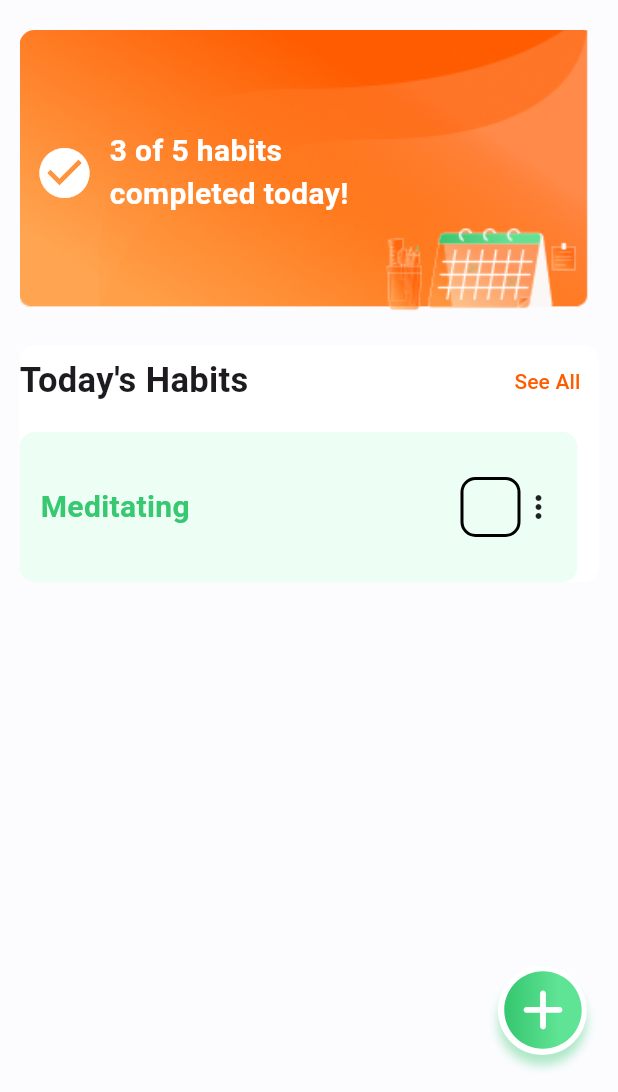
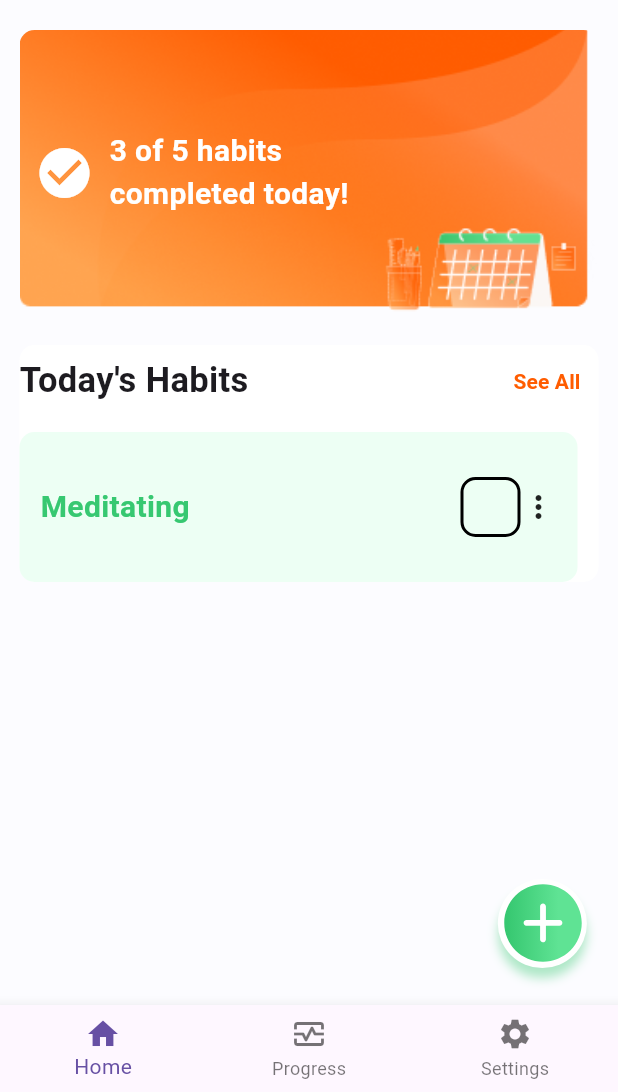
Before and after one commit to Sanjarbek17/Habit_Tracker, a Flutter app: the screen it shows after launch, after a tap on "See All", on a phone screen of 412 x 824 dp, the part 144-1236 px from its top. Run offline on Flutter 3.47's test engine with Material 3 defaults, Android fonts, the phone set to English and light mode, and no system bars; our stand-ins replace dropdown_button2, flutter_svg.

Commit message:
progress pages is done

```diff
--- a/lib/core/custom_color.dart
+++ b/lib/core/custom_color.dart
@@ -4,6 +4,10 @@ class CustomColor {
   static const Color bgColor = Color(0xFFFCFCFF);
   static const Color yellowText = Color(0xffFF5C00);
   static const Color lightGreen = Color(0xffEDFFF4);
+  static const Color greenbg = Color(0xffD7FFE7);
   static const Color green = Color(0xff37C871);
   static const Color greyText = Color(0xff838383);
+  static const Color greyBg = Color(0xffE7E7E7);
+  static const Color cardbg = Color(0xffFBFBFB);
+  static const Color text = Color(0xff2F2F2F);
 }
--- a/lib/gen/assets.gen.dart
+++ b/lib/gen/assets.gen.dart
@@ -12,6 +12,12 @@ import 'package:flutter/widgets.dart';
 class $AssetsIconsGen {
   const $AssetsIconsGen();
 
+  /// File path: assets/icons/Check2.svg
+  String get check2 => 'assets/icons/Check2.svg';
+
+  /// File path: assets/icons/Close.svg
+  String get close => 'assets/icons/Close.svg';
+
   /// File path: assets/icons/check.svg
   String get check => 'assets/icons/check.svg';
 
@@ -19,7 +25,7 @@ class $AssetsIconsGen {
   String get plus => 'assets/icons/plus.svg';
 
   /// List of all assets
-  List<String> get values => [check, plus];
+  List<String> get values => [check2, close, check, plus];
 }
 
 class $AssetsImagesGen {
--- a/lib/main.dart
+++ b/lib/main.dart
@@ -1,17 +1,66 @@
 import 'package:flutter/material.dart';
+import 'package:habit_tracker/core/custom_color.dart';
 import 'package:habit_tracker/pages/home_page.dart';
+import 'package:habit_tracker/pages/progress_page.dart';
 
 void main() {
   runApp(const MyApp());
 }
 
-class MyApp extends StatelessWidget {
+class MyApp extends StatefulWidget {
   const MyApp({super.key});
 
   @override
+  State<MyApp> createState() => _MyAppState();
+}
+
+class _MyAppState extends State<MyApp> with SingleTickerProviderStateMixin {
+  late PageController _tabController;
+
+  int _selectedIndex = 0;
+  final List<Widget> _pages = [
+    const HomePage(),
+    const ProgressPage(),
+    const Placeholder(),
+    // const SettingsPage(),
+  ];
+
+  @override
+  void initState() {
+    super.initState();
+    _tabController = PageController(initialPage: _selectedIndex);
+  }
+
+  @override
   Widget build(BuildContext context) {
-    return const MaterialApp(
-      home: HomePage(),
+    return MaterialApp(
+      home: Scaffold(
+        backgroundColor: CustomColor.bgColor,
+        body: SafeArea(
+          child: PageView(
+            controller: _tabController,
+            children: _pages,
+          ),
+        ),
+        bottomNavigationBar: BottomNavigationBar(
+          currentIndex: _selectedIndex,
+          onTap: (index) {
+            setState(() {
+              _selectedIndex = index;
+              _tabController.animateToPage(
+                index,
+                duration: const Duration(milliseconds: 300),
+                curve: Curves.easeInOut,
+              );
+            });
+          },
+          items: const [
+            BottomNavigationBarItem(icon: Icon(Icons.home), label: 'Home'),
+            BottomNavigationBarItem(icon: Icon(Icons.monitor_heart_outlined), label: 'Progress'),
+            BottomNavigationBarItem(icon: Icon(Icons.settings), label: 'Settings'),
+          ],
+        ),
+      ),
     );
   }
 }
--- a/lib/pages/home_page.dart
+++ b/lib/pages/home_page.dart
@@ -68,7 +68,14 @@ class HomePage extends StatelessWidget {
                         const Spacer(),
                         TextButton(
                           onPressed: () {},
-                          child: const Text('See All', style: TextStyle(color: CustomColor.yellowText)),
+                          child: const Text(
+                            'See All',
+                            style: TextStyle(
+                              fontSize: 14,
+                              fontWeight: FontWeight.bold,
+                              color: CustomColor.yellowText,
+                            ),
+                          ),
                         ),
                       ],
                     ),
--- /dev/null
+++ b/lib/pages/progress_page.dart
@@ -0,0 +1,179 @@
+import 'package:dropdown_button2/dropdown_button2.dart';
+import 'package:flutter/material.dart';
+import 'package:flutter_svg/flutter_svg.dart';
+import 'package:habit_tracker/core/custom_color.dart';
+import 'package:habit_tracker/gen/assets.gen.dart';
+
+class ProgressPage extends StatefulWidget {
+  const ProgressPage({super.key});
+
+  @override
+  State<ProgressPage> createState() => _ProgressPageState();
+}
+
+class _ProgressPageState extends State<ProgressPage> {
+  String dropdownValue = 'Today';
+  @override
+  Widget build(BuildContext context) {
+    return Column(
+      crossAxisAlignment: CrossAxisAlignment.start,
+      children: [
+        const Text('   Progress Page', style: TextStyle(fontSize: 29, fontWeight: FontWeight.bold)),
+        const SizedBox(height: 12),
+        Padding(
+          padding: const EdgeInsets.symmetric(horizontal: 23.0),
+          child: Row(
+            mainAxisAlignment: MainAxisAlignment.spaceBetween,
+            children: [
+              const Text('Progress Report', style: TextStyle(fontSize: 21, fontWeight: FontWeight.bold)),
+              DropdownButtonHideUnderline(
+                child: DropdownButton2<String>(
+                  value: dropdownValue,
+                  onChanged: (String? newValue) {
+                    setState(() {
+                      dropdownValue = newValue!;
+                    });
+                  },
+                  items: const [
+                    DropdownMenuItem(value: 'Today', child: Text('Today')),
+                    DropdownMenuItem(value: 'This Week', child: Text('This Week')),
+                    DropdownMenuItem(value: 'This Month', child: Text('This Month')),
+                  ],
+                  buttonStyleData: ButtonStyleData(decoration: BoxDecoration(borderRadius: BorderRadius.circular(4), color: CustomColor.greyBg)),
+                  dropdownStyleData: const DropdownStyleData(decoration: BoxDecoration(borderRadius: BorderRadius.all(Radius.circular(10)), color: CustomColor.greyBg), elevation: 5, padding: EdgeInsets.all(10), offset: Offset(0, -10)),
+                ),
+              ),
+            ],
+          ),
+        ),
+        const SizedBox(height: 20),
+        Padding(
+          padding: const EdgeInsets.symmetric(horizontal: 6.0),
+          child: Container(
+            padding: const EdgeInsets.all(20),
+            decoration: BoxDecoration(
+              borderRadius: BorderRadius.circular(12),
+              color: Colors.white,
+              boxShadow: [
+                BoxShadow(
+                  color: CustomColor.greyBg.withOpacity(0.5),
+                  spreadRadius: 1,
+                  blurRadius: 5,
+                  offset: const Offset(0, 3),
+                ),
+              ],
+            ),
+            child: Column(
+              children: [
+                const Padding(
+                  padding: EdgeInsets.symmetric(horizontal: 35.0),
+                  child: Row(
+                    mainAxisAlignment: MainAxisAlignment.spaceBetween,
+                    children: [
+                      Text('Your goals', style: TextStyle(fontSize: 21, fontWeight: FontWeight.bold)),
+                      Text('See All', style: TextStyle(fontSize: 14, fontWeight: FontWeight.bold, color: CustomColor.yellowText)),
+                    ],
+                  ),
+                ),
+                const SizedBox(height: 20),
+                Center(
+                  child: Column(
+                    children: [
+                      const Text("60%", style: TextStyle(fontSize: 46, fontWeight: FontWeight.w800, color: CustomColor.yellowText)),
+                      Row(
+                        mainAxisAlignment: MainAxisAlignment.center,
+                        children: [
+                          SvgPicture.asset(Assets.icons.check2),
+                          const Text("11 Habits goal has achieved", style: TextStyle(fontSize: 16, fontWeight: FontWeight.w600, color: CustomColor.yellowText)),
+                        ],
+                      ),
+                      Row(
+                        mainAxisAlignment: MainAxisAlignment.center,
+                        children: [
+                          SvgPicture.asset(Assets.icons.close),
+                          const Text("6 Habits goal hasn’t achieved", style: TextStyle(fontSize: 16, fontWeight: FontWeight.w600, color: CustomColor.greyText)),
+                        ],
+                      ),
+                    ],
+                  ),
+                ),
+                const SizedBox(height: 20),
+                const ProgressCard(),
+                const SizedBox(height: 20),
+                const Text('See All', style: TextStyle(fontSize: 14, fontWeight: FontWeight.bold, color: CustomColor.yellowText)),
+              ],
+            ),
+          ),
+        ),
+      ],
+    );
+  }
+}
+
+class ProgressCard extends StatelessWidget {
+  const ProgressCard({
+    super.key,
+  });
+
+  @override
+  Widget build(BuildContext context) {
+    return Container(
+      padding: const EdgeInsets.all(12),
+      decoration: BoxDecoration(
+        borderRadius: BorderRadius.circular(10),
+        color: CustomColor.cardbg,
+      ),
+      child: Row(
+        mainAxisAlignment: MainAxisAlignment.spaceBetween,
+        children: [
+          const Text(
+            '100%',
+            style: TextStyle(
+              fontSize: 16,
+              fontWeight: FontWeight.bold,
+              color: CustomColor.green,
+            ),
+          ),
+          const Column(
+            children: [
+              Text(
+                'Journaling everyday',
+                style: TextStyle(
+                  fontSize: 16,
+                  fontWeight: FontWeight.bold,
+                  color: CustomColor.text,
+                ),
+              ),
+              Text(
+                '7 from 7 days target',
+                style: TextStyle(
+                  fontSize: 14,
+                  fontWeight: FontWeight.w500,
+                  color: CustomColor.text,
+                ),
+              ),
+            ],
+          ),
+          Container(
+            padding: const EdgeInsets.symmetric(
+              horizontal: 10,
+              vertical: 5,
+            ),
+            decoration: BoxDecoration(
+              borderRadius: BorderRadius.circular(10),
+              color: CustomColor.greenbg,
+            ),
+            child: const Text(
+              'Achieved',
+              style: TextStyle(
+                fontSize: 12,
+                fontWeight: FontWeight.w500,
+                color: CustomColor.green,
+              ),
+            ),
+          ),
+        ],
+      ),
+    );
+  }
+}
```
Also changed, not shown: pubspec.yaml (+5 -4 lines), assets/icons/Check2.svg (added), assets/icons/Close.svg (added), pubspec.lock.
